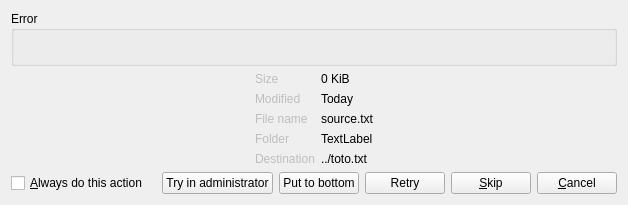
Qt form plugins/CopyEngine/Ultracopier/fileErrorDialog.ui (alphaonex86/Ultracopier) before a commit.
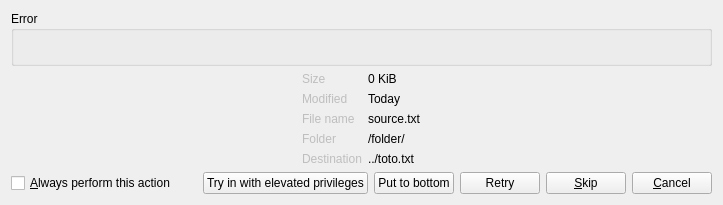
The same form after that commit.

Diff of the .ui file:
```diff
--- a/plugins/CopyEngine/Ultracopier/fileErrorDialog.ui
+++ b/plugins/CopyEngine/Ultracopier/fileErrorDialog.ui
@@ -6,7 +6,7 @@
    <rect>
     <x>0</x>
     <y>0</y>
-    <width>628</width>
+    <width>723</width>
     <height>185</height>
    </rect>
   </property>
@@ -131,7 +131,7 @@
        <item row="3" column="1">
         <widget class="QLabel" name="label_content_folder">
          <property name="text">
-          <string>TextLabel</string>
+          <string notr="true">/folder/</string>
          </property>
         </widget>
        </item>
@@ -170,7 +170,7 @@
      <item>
       <widget class="QCheckBox" name="checkBoxAlways">
        <property name="text">
-        <string>&amp;Always do this action</string>
+        <string>&amp;Always perform this action</string>
        </property>
       </widget>
      </item>
@@ -190,7 +190,7 @@
      <item>
       <widget class="QPushButton" name="Rights">
        <property name="text">
-        <string>Try in administrator</string>
+        <string>Try in with elevated privileges</string>
        </property>
       </widget>
      </item>
```
Left out of the diff: 2 changed lines with no effect on the pictures.
